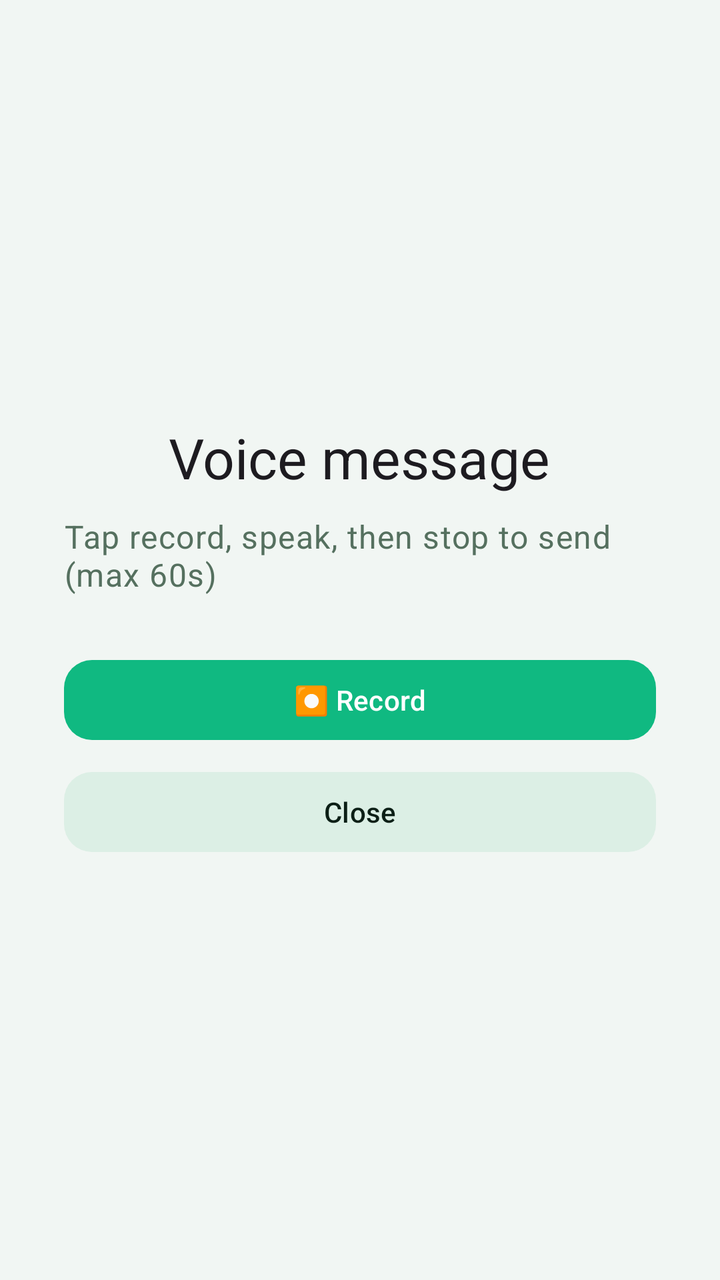
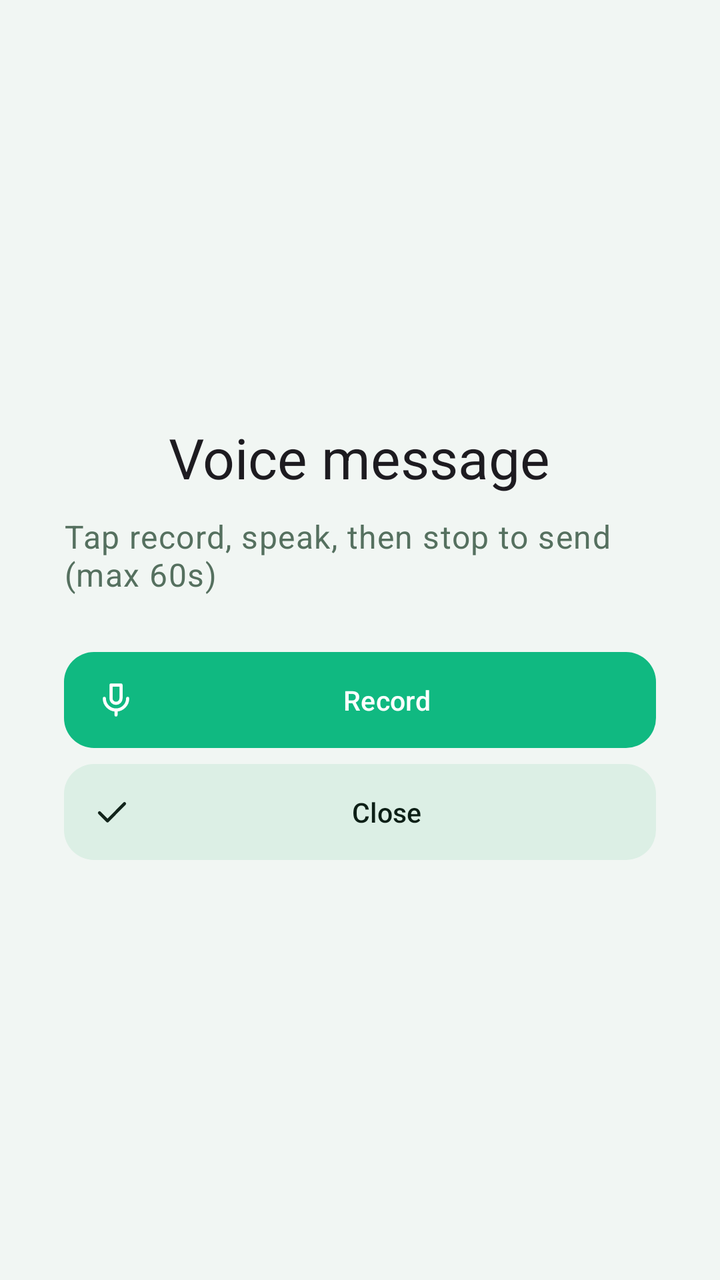

Two renders of the same Android screen: before a commit and after it. Below are the layout's source before the change and the commit's diff.
<!-- AndroidManifest.xml: application theme Theme.PhoneLink -->
<!-- res/layout/activity_voice.xml -->
<?xml version="1.0" encoding="utf-8"?>
<LinearLayout xmlns:android="http://schemas.android.com/apk/res/android"
    xmlns:app="http://schemas.android.com/apk/res-auto"
    android:layout_width="match_parent"
    android:layout_height="match_parent"
    android:gravity="center"
    android:orientation="vertical"
    android:padding="32dp">

    <TextView
        android:layout_width="wrap_content"
        android:layout_height="wrap_content"
        android:text="@string/voice_title"
        android:textAppearance="@style/TextAppearance.Material3.HeadlineMedium" />

    <TextView
        android:id="@+id/tvVoiceStatus"
        android:layout_width="wrap_content"
        android:layout_height="wrap_content"
        android:layout_marginTop="10dp"
        android:text="@string/voice_ready"
        android:textAppearance="@style/TextAppearance.Material3.BodyLarge"
        android:textColor="?attr/colorOnSurfaceVariant" />

    <com.google.android.material.button.MaterialButton
        android:id="@+id/btnRecord"
        android:layout_width="match_parent"
        android:layout_height="wrap_content"
        android:layout_marginTop="28dp"
        android:text="@string/btn_voice_record" />

    <com.google.android.material.button.MaterialButton
        android:id="@+id/btnVoiceClose"
        style="@style/PL.BtnTonal"
        android:layout_width="match_parent"
        android:layout_height="wrap_content"
        android:layout_marginTop="8dp"
        android:text="@string/btn_close" />
</LinearLayout>
<!-- resources referenced by this layout -->
<resources>
  <string name="btn_close">Close</string>
  <string name="btn_voice_record">⏺ Record</string>
  <style name="PL.BtnTonal" parent="Widget.Material3.Button.TonalButton">
          <item name="cornerRadius">14dp</item>
          <item name="backgroundTint">@color/md_btnFill</item>
          <item name="android:textColor">?attr/colorOnSurface</item>
      </style>
  <color name="md_btnFill">#DCEFE5</color>
  <color name="md_primary">#10B981</color>
  <color name="md_onPrimary">#FFFFFF</color>
  <color name="md_secondary">#52665C</color>
  <color name="md_onSecondary">#FFFFFF</color>
  <color name="md_background">#F1F6F3</color>
  <color name="md_onBackground">#0C1F16</color>
  <color name="md_surface">#FFFFFF</color>
  <color name="md_onSurface">#0C1F16</color>
  <color name="md_surfaceVariant">#E1EDE6</color>
  <color name="md_surfaceContainer">#EAF3EE</color>
  <color name="md_outline">#B9CFC2</color>
  <style name="PL.BtnFilled" parent="Widget.Material3.Button">
          <item name="cornerRadius">14dp</item>
      </style>
  <style name="PL.BtnOutlined" parent="Widget.Material3.Button.OutlinedButton">
          <item name="cornerRadius">14dp</item>
      </style>
  <color name="md_error">#BA1A1A</color>
  <color name="md_onError">#FFFFFF</color>
  <color name="md_errorContainer">#FDECEC</color>
  <!-- unchanged entries left out for length: 10 -->
</resources>

<!-- the commit's change to res/layout/activity_voice.xml (unified diff, before → after) -->
@@ -24,10 +24,12 @@
 
     <com.google.android.material.button.MaterialButton
         android:id="@+id/btnRecord"
+            style="@style/PL.BtnFilled"
         android:layout_width="match_parent"
         android:layout_height="wrap_content"
         android:layout_marginTop="28dp"
-        android:text="@string/btn_voice_record" />
+        android:text="@string/btn_voice_record"
+        app:icon="@drawable/ic_mic" />
 
     <com.google.android.material.button.MaterialButton
         android:id="@+id/btnVoiceClose"
@@ -35,5 +37,6 @@
         android:layout_width="match_parent"
         android:layout_height="wrap_content"
         android:layout_marginTop="8dp"
-        android:text="@string/btn_close" />
+        android:text="@string/btn_close"
+        app:icon="@drawable/ic_check" />
 </LinearLayout>
<!-- resource entries referenced after the edit -->
@@ -1,12 +1,53 @@
 <!-- resources referenced by this layout -->
 <resources>
+  <!-- drawable ic_check (drawable) -->
+  <?xml version="1.0" encoding="utf-8"?>
+  <vector xmlns:android="http://schemas.android.com/apk/res/android"
+      android:width="24dp" android:height="24dp"
+      android:viewportWidth="24" android:viewportHeight="24">
+      <path android:pathData="M4.5,12.5l4.8,4.8L19.5,7"
+          android:fillColor="@android:color/transparent"
+          android:strokeColor="@color/pl_mint"
+          android:strokeWidth="1.9"
+          android:strokeLineCap="round"
+          android:strokeLineJoin="round" />
+  </vector>
+  <!-- drawable ic_mic (drawable) -->
+  <?xml version="1.0" encoding="utf-8"?>
+  <vector xmlns:android="http://schemas.android.com/apk/res/android"
+      android:width="24dp" android:height="24dp"
+      android:viewportWidth="24" android:viewportHeight="24">
+      <path android:pathData="M9,3h6v8a3,3 0 0,1 -6,0z"
+          android:fillColor="@android:color/transparent"
+          android:strokeColor="@color/pl_mint"
+          android:strokeWidth="1.9"
+          android:strokeLineCap="round"
+          android:strokeLineJoin="round" />
+      <path android:pathData="M5,11a7,7 0 0,0 14,0M12,18v3"
+          android:fillColor="@android:color/transparent"
+          android:strokeColor="@color/pl_mint"
+          android:strokeWidth="1.9"
+          android:strokeLineCap="round"
+          android:strokeLineJoin="round" />
+  </vector>
   <string name="btn_close">Close</string>
-  <string name="btn_voice_record">⏺ Record</string>
+  <string name="btn_voice_record">Record</string>
   <style name="PL.BtnTonal" parent="Widget.Material3.Button.TonalButton">
-          <item name="cornerRadius">14dp</item>
+          <item name="cornerRadius">15dp</item>
           <item name="backgroundTint">@color/md_btnFill</item>
           <item name="android:textColor">?attr/colorOnSurface</item>
+          <item name="android:minHeight">48dp</item>
+          <item name="android:insetTop">0dp</item>
+          <item name="android:insetBottom">0dp</item>
+          <item name="android:paddingStart">14dp</item>
+          <item name="android:paddingEnd">14dp</item>
+          <item name="android:textSize">13.5sp</item>
+          <item name="android:maxLines">1</item>
+          <item name="android:ellipsize">end</item>
+          <item name="iconSize">20dp</item>
+          <item name="iconPadding">7dp</item>
       </style>
+  <color name="pl_mint">#10B981</color>
   <color name="md_btnFill">#DCEFE5</color>
   <color name="md_primary">#10B981</color>
   <color name="md_onPrimary">#FFFFFF</color>
@@ -20,10 +61,26 @@
   <color name="md_surfaceContainer">#EAF3EE</color>
   <color name="md_outline">#B9CFC2</color>
   <style name="PL.BtnFilled" parent="Widget.Material3.Button">
-          <item name="cornerRadius">14dp</item>
+          <item name="cornerRadius">15dp</item>
+          <item name="android:minHeight">48dp</item>
+          <item name="android:insetTop">0dp</item>
+          <item name="android:insetBottom">0dp</item>
+          <item name="android:paddingStart">16dp</item>
+          <item name="android:paddingEnd">16dp</item>
+          <item name="android:textSize">13.5sp</item>
+          <item name="android:maxLines">1</item>
+          <item name="android:ellipsize">end</item>
+          <item name="iconSize">20dp</item>
+          <item name="iconPadding">7dp</item>
       </style>
   <style name="PL.BtnOutlined" parent="Widget.Material3.Button.OutlinedButton">
-          <item name="cornerRadius">14dp</item>
+          <item name="cornerRadius">15dp</item>
+          <item name="android:minHeight">48dp</item>
+          <item name="android:insetTop">0dp</item>
+          <item name="android:insetBottom">0dp</item>
+          <item name="android:textSize">13.5sp</item>
+          <item name="android:maxLines">1</item>
+          <item name="android:ellipsize">end</item>
       </style>
   <color name="md_error">#BA1A1A</color>
   <color name="md_onError">#FFFFFF</color>
